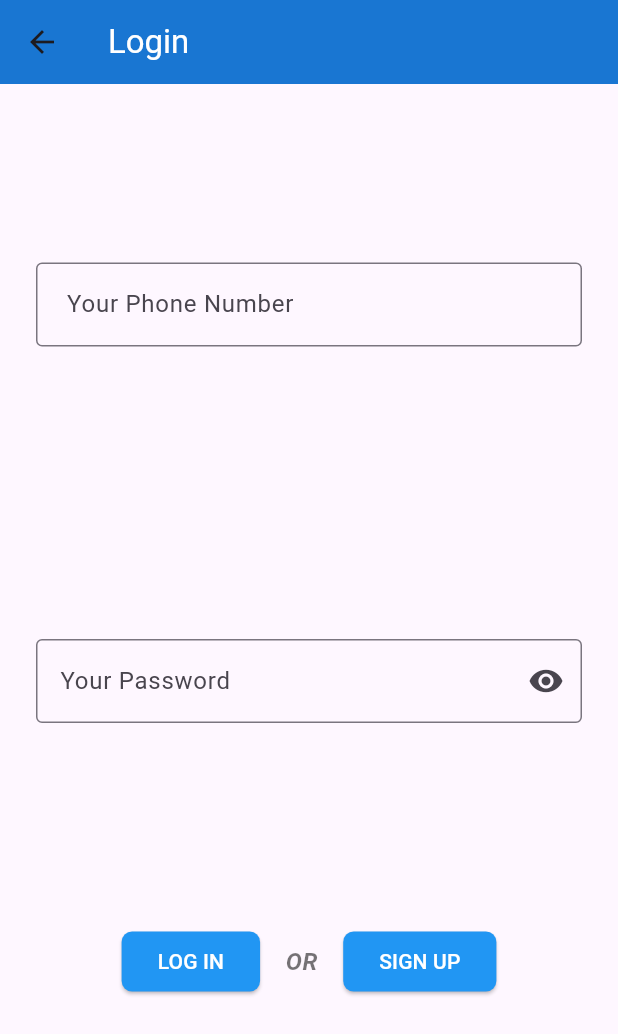
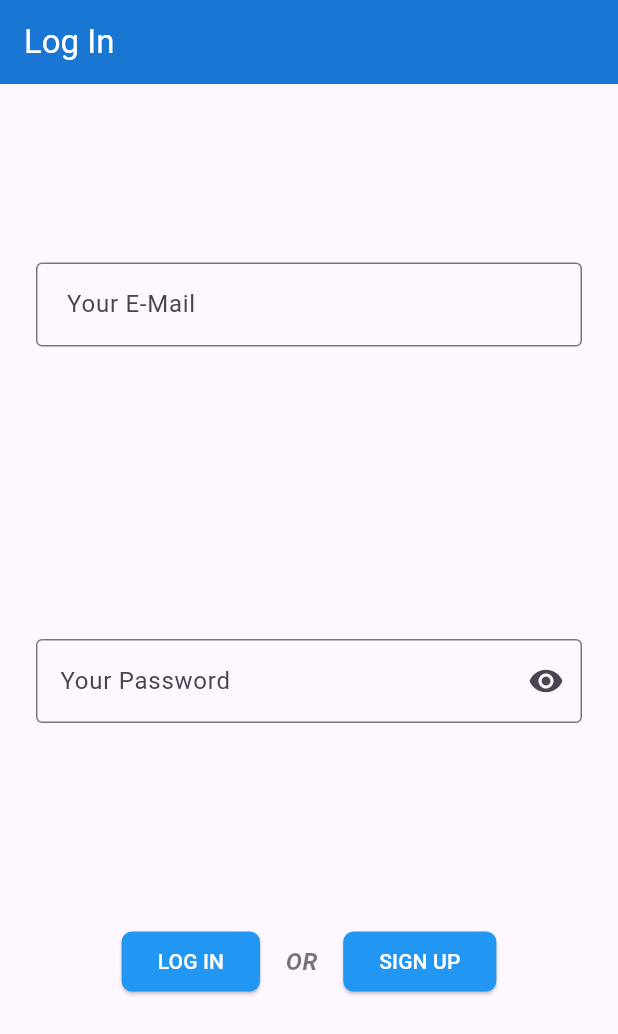
Before and after one commit to krdmnm/message_app, a Flutter app: the LogIn screen opened directly, after a tap on "LOG IN", on a phone screen of 412 x 824 dp. Shown: the top 1034 px of the screen. Run offline on Flutter 3.47's test engine with Material 3 defaults, Android fonts, the phone set to English and light mode, and no system bars; our stand-ins replace flutter_bloc, shared_preferences, supabase_flutter; accounts and stored records are empty.

```diff
--- a/lib/data/entity/user.dart
+++ /dev/null
@@ -1,9 +0,0 @@
-class User {
-  int user_id;
-  String user_name;
-  String user_phone;
-  //user için perosn list eklememiz gerekecek
-  //user için messages nesnesi eklememiz gerekebilir
-
-  User({required this.user_id, required this.user_name, required this.user_phone});
-}
--- a/lib/data/repository/dao.dart
+++ b/lib/data/repository/dao.dart
@@ -1,15 +1,25 @@
+import 'package:flutter/material.dart';
+import 'package:message_app/data/database/sb_database.dart';
+import 'package:message_app/data/entity/app_user.dart';
+import 'package:message_app/ui/views/main_page.dart';
+import 'package:message_app/ui/views/message.dart';
+import 'package:supabase_flutter/supabase_flutter.dart';
+
 import '../entity/person.dart';
 
 class Dao {
 
 
-  //login.dart
-  Future<void> logIn(String phone, String password) async {
-    if(phone.isNotEmpty && password.isNotEmpty){
-      //veritabanından kişiyi bul - önce tel ve password temizle
-      print("Phone: ${phone} - Password: ${password}");
-    }else{
-      //Snackbar ekle
+  //login.dart - log in button
+  Future<void> logIn(String email, String password, BuildContext context) async {
+    if(email.isNotEmpty && password.isNotEmpty){
+      final db = Database();
+      AppUser user = await db.logIn(email, password);
+      Navigator.pushReplacement(context, MaterialPageRoute(builder: (context)=>MainPage(user: user,)));
+      //messages sayfasına yönlendir
+    } else {
+      print("TextField is empty - Login unseccessfull");
+      //showAlertDialog(, "Warning", "Please fill all fields");
     }
   }
 
@@ -50,3 +60,16 @@ class Dao {
 }
 
 }
+
+void showAlertDialog(BuildContext context, String title, String content){
+  showDialog(
+      context: context,
+      builder: (BuildContext context){
+        return AlertDialog(
+          title: Text(title),
+          content: Text(content),
+          actions: [TextButton(onPressed: (){
+            Navigator.of(context).pop();
+          }, child: Text("OK"),)],);
+      });
+}
--- a/lib/ui/cubits/log_in_cubit.dart
+++ b/lib/ui/cubits/log_in_cubit.dart
@@ -1,3 +1,4 @@
+import 'package:flutter/cupertino.dart';
 import 'package:flutter_bloc/flutter_bloc.dart';
 import 'package:message_app/data/repository/dao.dart';
 
@@ -6,8 +7,8 @@ class LoginCubit extends Cubit<void>{
 
   var dao = Dao();
 
-  Future<void> logIn(String phone, String password) async {
-    await dao.logIn(phone, password);
+  Future<void> logIn(String email, String password, BuildContext context) async {
+    await dao.logIn(email, password, context);
   }
 
 
--- a/lib/ui/views/log_in.dart
+++ b/lib/ui/views/log_in.dart
@@ -1,8 +1,10 @@
 import 'package:flutter/material.dart';
+import 'package:message_app/data/database/sb_database.dart';
 import 'package:message_app/ui/cubits/log_in_cubit.dart';
 import 'package:message_app/ui/materials/colors.dart';
 import 'package:message_app/ui/views/sign_up.dart';
 import 'package:flutter_bloc/flutter_bloc.dart';
+import 'package:shared_preferences/shared_preferences.dart';
 
 class LogIn extends StatefulWidget {
   const LogIn({super.key});
@@ -12,23 +14,39 @@ class LogIn extends StatefulWidget {
 }
 
 class _LogInState extends State<LogIn> {
-  var tfUserPhone = TextEditingController();
+  var tfUserEmail = TextEditingController();
   var tfUserPassword = TextEditingController();
   bool isObscured = true;
 
 
 
+  Future<void> checkLogin() async {
+    final sp = await SharedPreferences.getInstance();
+    final email = sp.getString("email");
+    final password = sp.getString("password");
+    if(email != null && password != null){
+      context.read<LoginCubit>().logIn(email, password, context);
+    }
+  }
+
+
+  @override
+  void initState() {
+    super.initState();
+    checkLogin();
+  }
+
   @override
   Widget build(BuildContext context) {
     return Scaffold(
-      appBar: AppBar(backgroundColor: darkPrimaryColor, title: Text("Login", style: TextStyle(color: white),),),
+      appBar: AppBar(backgroundColor: darkPrimaryColor, title: Text("Log In", style: TextStyle(color: white),),),
       body: Center(
         child: Padding(
           padding: const EdgeInsets.all(24.0),
           child: Column(mainAxisAlignment: MainAxisAlignment.spaceEvenly,
             children: [
 
-              TextField(controller: tfUserPhone, style: TextStyle(color: primaryText,) , decoration: InputDecoration(hintText: " Your Phone Number",border: OutlineInputBorder(),),),
+              TextField(controller: tfUserEmail, style: TextStyle(color: primaryText,) , decoration: InputDecoration(hintText: " Your E-Mail",border: OutlineInputBorder(),),),
               SizedBox(height:5),
               TextField(controller: tfUserPassword, obscureText: isObscured, style: TextStyle(color: primaryText,),
                 decoration: InputDecoration(hintText: "Your Password",
@@ -48,7 +66,7 @@ class _LogInState extends State<LogIn> {
 
                     ElevatedButton(style: ElevatedButton.styleFrom(backgroundColor: primaryColor, foregroundColor: white, shape: RoundedRectangleBorder(borderRadius: BorderRadius.circular(7))),
                       onPressed: (){
-                      context.read<LoginCubit>().logIn(tfUserPhone.text, tfUserPassword.text);
+                      context.read<LoginCubit>().logIn(tfUserEmail.text, tfUserPassword.text, context);
                     }, child: Text("LOG IN", style: TextStyle(color: white),), ),
 
                     Text("OR", style: TextStyle(fontSize: 16, color:Colors.black54, fontWeight: FontWeight.bold, fontStyle: FontStyle.italic),),
--- a/lib/ui/views/message.dart
+++ b/lib/ui/views/message.dart
@@ -1,4 +1,5 @@
 import 'package:flutter/material.dart';
+import '../../data/entity/app_user.dart';
 import '../../data/entity/person.dart';
 
 class Message extends StatefulWidget {
@@ -14,7 +15,7 @@ class _MessageState extends State<Message> {
   @override
   Widget build(BuildContext context) {
     return Scaffold(
-      appBar: AppBar(title: Text("${widget.person.person_name} - ${widget.person.person_phone}"),),
+      appBar: AppBar(title: Text("${widget.person.person_name}"),),
       body: const Center(),
     );
   }
--- a/pubspec.yaml
+++ b/pubspec.yaml
@@ -30,6 +30,9 @@ environment:
 dependencies:
   flutter:
     sdk: flutter
+  flutter_bloc:
+  supabase_flutter:
+  shared_preferences:
 
   # The following adds the Cupertino Icons font to your application.
   # Use with the CupertinoIcons class for iOS style icons.
@@ -38,7 +41,7 @@ dependencies:
 dev_dependencies:
   flutter_test:
     sdk: flutter
-  flutter_bloc:
+
 
   # The "flutter_lints" package below contains a set of recommended lints to
   # encourage good coding practices. The lint set provided by the package is
```
Also changed, not shown: lib/data/database/sb_database.dart (added, +44 -0 lines), lib/data/entity/app_user.dart (added, +9 -0 lines), lib/main.dart (+6 -2 lines), lib/ui/views/main_page.dart (+5 -2 lines), pubspec.lock, 1 other file.
